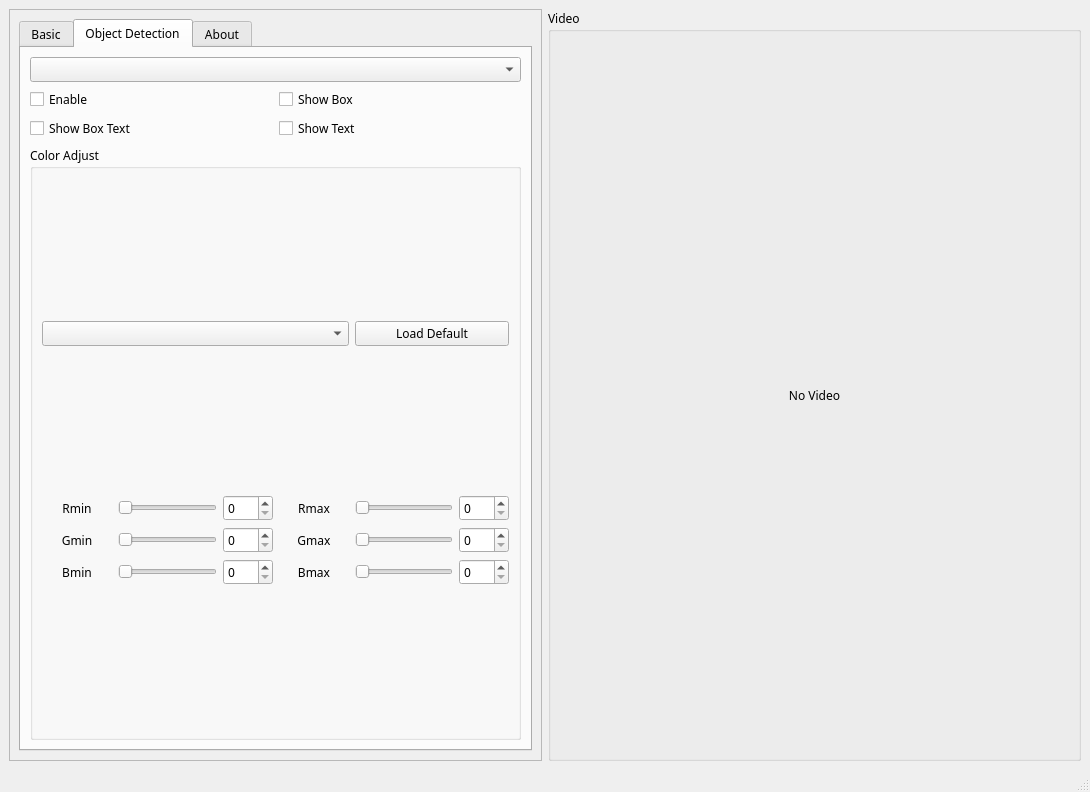
First picture: the form in ui/main.ui, repository jack96013/Robot_PathPlanning, before the edit.
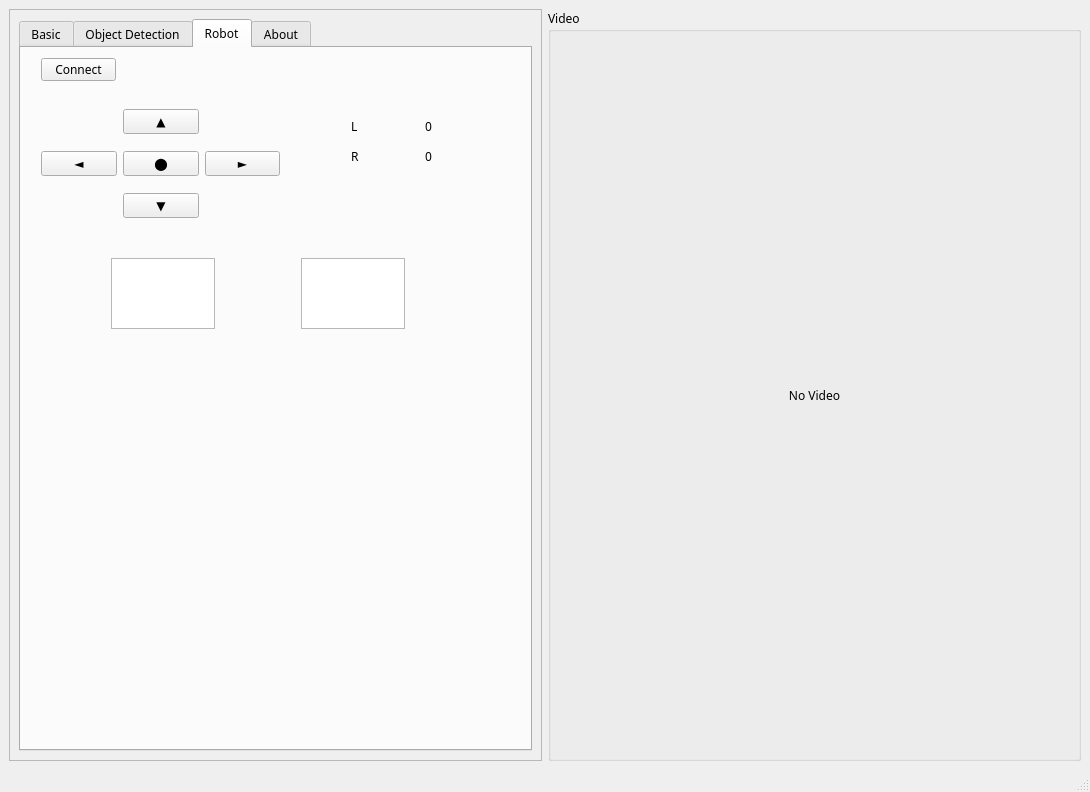
Second picture: the form after the edit. The open tabs and pages were chosen to show the change.

```diff
--- a/ui/main.ui
+++ b/ui/main.ui
@@ -19,7 +19,7 @@
    <string>MainWindow</string>
   </property>
   <widget class="QWidget" name="centralwidget">
-   <layout class="QGridLayout" name="gridLayout" rowstretch="1,1,0" columnstretch="1,1">
+   <layout class="QGridLayout" name="gridLayout" rowstretch="1,1" columnstretch="1,1">
     <item row="0" column="0">
      <widget class="QFrame" name="frame">
       <property name="frameShape">
@@ -62,14 +62,7 @@
                   <number>6</number>
                  </property>
                  <item>
-                  <widget class="QTextEdit" name="textEdit">
-                   <property name="maximumSize">
-                    <size>
-                     <width>16777215</width>
-                     <height>20</height>
-                    </size>
-                   </property>
-                  </widget>
+                  <widget class="QComboBox" name="comboBox"/>
                  </item>
                  <item>
                   <widget class="QPushButton" name="pushButton">
@@ -317,7 +310,7 @@
           </attribute>
           <layout class="QVBoxLayout" name="verticalLayout_4">
            <item>
-            <layout class="QHBoxLayout" name="horizontalLayout_6">
+            <layout class="QHBoxLayout" name="horizontalLayout_6" stretch="2,1">
              <item>
               <widget class="QComboBox" name="comboBox_obj_select"/>
              </item>
@@ -364,9 +357,9 @@
              <property name="title">
               <string>Color Adjust</string>
              </property>
-             <layout class="QVBoxLayout" name="verticalLayout_5" stretch="1,2">
+             <layout class="QVBoxLayout" name="verticalLayout_5" stretch="1,2,1">
               <item>
-               <layout class="QHBoxLayout" name="horizontalLayout_7" stretch="2,1">
+               <layout class="QHBoxLayout" name="horizontalLayout_7" stretch="2,1,1">
                 <item>
                  <widget class="QComboBox" name="comboBox_color_choose"/>
                 </item>
@@ -748,6 +741,167 @@
            </item>
           </layout>
          </widget>
+         <widget class="QWidget" name="tab_3">
+          <attribute name="title">
+           <string>Robot</string>
+          </attribute>
+          <widget class="QWidget" name="layoutWidget">
+           <property name="geometry">
+            <rect>
+             <x>330</x>
+             <y>70</y>
+             <width>141</width>
+             <height>18</height>
+            </rect>
+           </property>
+           <layout class="QHBoxLayout" name="horizontalLayout_23" stretch="1,1">
+            <item>
+             <widget class="QLabel" name="label_2">
+              <property name="sizePolicy">
+               <sizepolicy hsizetype="Expanding" vsizetype="Fixed">
+                <horstretch>0</horstretch>
+                <verstretch>0</verstretch>
+               </sizepolicy>
+              </property>
+              <property name="text">
+               <string>L</string>
+              </property>
+             </widget>
+            </item>
+            <item>
+             <widget class="QLabel" name="label_robot_l">
+              <property name="sizePolicy">
+               <sizepolicy hsizetype="Expanding" vsizetype="Fixed">
+                <horstretch>0</horstretch>
+                <verstretch>0</verstretch>
+               </sizepolicy>
+              </property>
+              <property name="text">
+               <string>0</string>
+              </property>
+             </widget>
+            </item>
+           </layout>
+          </widget>
+          <widget class="QWidget" name="layoutWidget_2">
+           <property name="geometry">
+            <rect>
+             <x>330</x>
+             <y>100</y>
+             <width>141</width>
+             <height>18</height>
+            </rect>
+           </property>
+           <layout class="QHBoxLayout" name="horizontalLayout_25" stretch="1,1">
+            <item>
+             <widget class="QLabel" name="label_25">
+              <property name="sizePolicy">
+               <sizepolicy hsizetype="Expanding" vsizetype="Fixed">
+                <horstretch>0</horstretch>
+                <verstretch>0</verstretch>
+               </sizepolicy>
+              </property>
+              <property name="text">
+               <string>R</string>
+              </property>
+             </widget>
+            </item>
+            <item>
+             <widget class="QLabel" name="label_robot_r">
+              <property name="sizePolicy">
+               <sizepolicy hsizetype="Expanding" vsizetype="Fixed">
+                <horstretch>0</horstretch>
+                <verstretch>0</verstretch>
+               </sizepolicy>
+              </property>
+              <property name="text">
+               <string>0</string>
+              </property>
+             </widget>
+            </item>
+           </layout>
+          </widget>
+          <widget class="QWidget" name="gridLayoutWidget">
+           <property name="geometry">
+            <rect>
+             <x>20</x>
+             <y>50</y>
+             <width>239</width>
+             <height>131</height>
+            </rect>
+           </property>
+           <layout class="QGridLayout" name="gridLayout_2">
+            <item row="1" column="1">
+             <widget class="QPushButton" name="pushButton_robot_stop">
+              <property name="text">
+               <string>⬤</string>
+              </property>
+             </widget>
+            </item>
+            <item row="2" column="1">
+             <widget class="QPushButton" name="pushButton_robot_backward">
+              <property name="text">
+               <string>▼</string>
+              </property>
+             </widget>
+            </item>
+            <item row="1" column="2">
+             <widget class="QPushButton" name="pushButton_robot_right">
+              <property name="text">
+               <string>►</string>
+              </property>
+             </widget>
+            </item>
+            <item row="0" column="1">
+             <widget class="QPushButton" name="pushButton_robot_forward">
+              <property name="text">
+               <string>▲</string>
+              </property>
+             </widget>
+            </item>
+            <item row="1" column="0">
+             <widget class="QPushButton" name="pushButton_robot_left">
+              <property name="text">
+               <string>◄</string>
+              </property>
+             </widget>
+            </item>
+           </layout>
+          </widget>
+          <widget class="QPushButton" name="pushButton_robot_connect">
+           <property name="geometry">
+            <rect>
+             <x>20</x>
+             <y>10</y>
+             <width>75</width>
+             <height>23</height>
+            </rect>
+           </property>
+           <property name="text">
+            <string>Connect</string>
+           </property>
+          </widget>
+          <widget class="QTextEdit" name="textEdit">
+           <property name="geometry">
+            <rect>
+             <x>90</x>
+             <y>210</y>
+             <width>104</width>
+             <height>71</height>
+            </rect>
+           </property>
+          </widget>
+          <widget class="QTextEdit" name="textEdit_2">
+           <property name="geometry">
+            <rect>
+             <x>280</x>
+             <y>210</y>
+             <width>104</width>
+             <height>71</height>
+            </rect>
+           </property>
+          </widget>
+         </widget>
          <widget class="QWidget" name="tab">
           <attribute name="title">
            <string>About</string>
```
Left out of the diff: 76 changed lines with no effect on the pictures.
